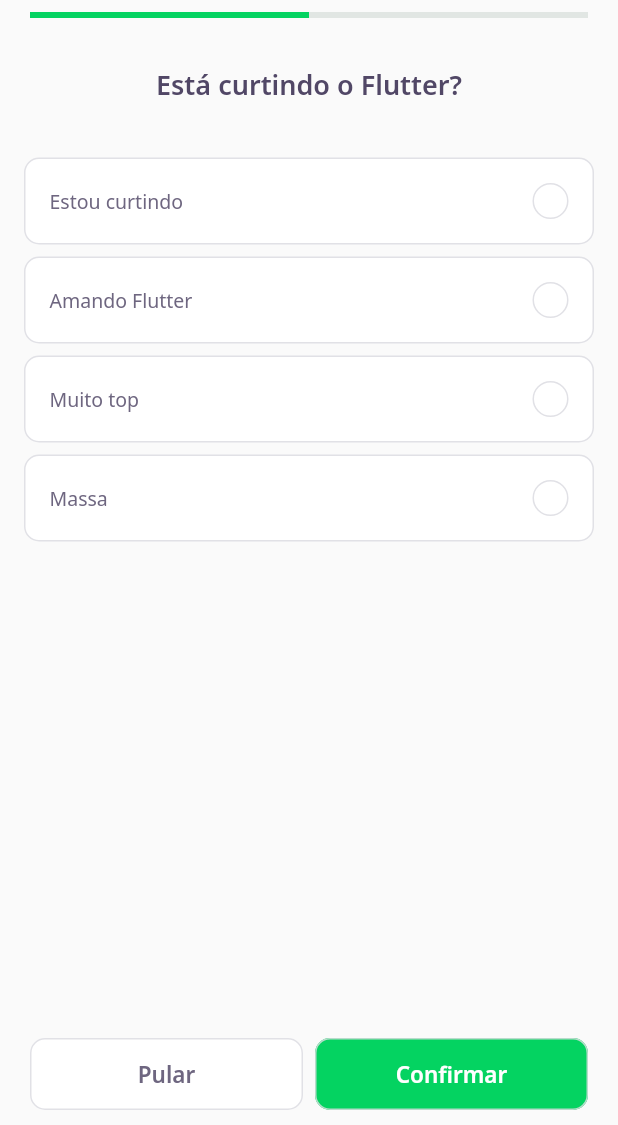
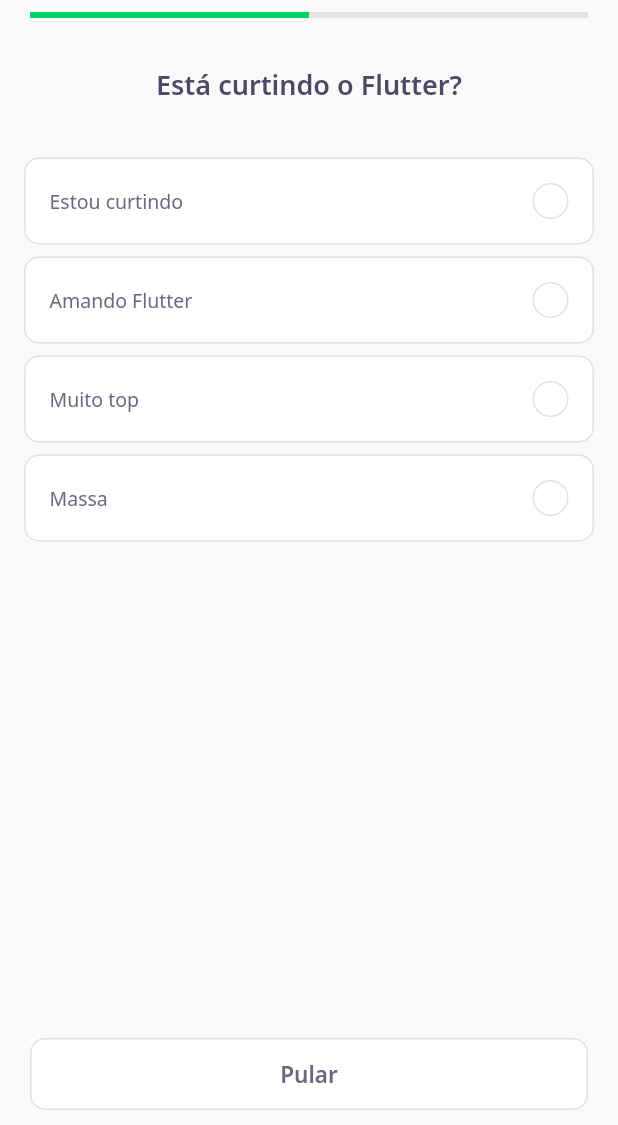
Before and after one commit to rafaalberto/devquiz-nlw, a Flutter app: the screen it shows after launch, after a tap on "NLW 5 - Flutter", on a phone screen of 412 x 824 dp, the part 111-1236 px from its top. Run offline on Flutter 3.47's test engine with Material 2 defaults, Android fonts, the phone set to English and light mode, and no system bars; our stand-ins replace google_fonts; accounts and stored records are empty; network calls fail.

```diff
--- a/lib/controllers/quiz_controller.dart
+++ /dev/null
@@ -1,3 +0,0 @@
-class QuizController {
-    var indexSelected = 0;
-}
--- a/lib/pages/challenge_page.dart
+++ b/lib/pages/challenge_page.dart
@@ -26,6 +26,13 @@ class _ChallengePageState extends State<ChallengePage> {
     super.initState();
   }
 
+  void nextPage() {
+    if (challengeController.currentPage < widget.questions.length) {
+      pageController.nextPage(
+          duration: Duration(milliseconds: 100), curve: Curves.linear);
+    }
+  }
+
   @override
   Widget build(BuildContext context) {
     return Scaffold(
@@ -52,29 +59,35 @@ class _ChallengePageState extends State<ChallengePage> {
       body: PageView(
         physics: NeverScrollableScrollPhysics(),
         controller: pageController,
-        children: widget.questions.map((e) => QuizWidget(question: e)).toList(),
+        children: widget.questions.map((e) {
+          return QuizWidget(
+            question: e,
+            onChange: nextPage,
+          );
+        }).toList(),
       ),
       bottomNavigationBar: SafeArea(
         bottom: true,
         child: Padding(
             padding: const EdgeInsets.symmetric(horizontal: 20, vertical: 10),
-          child: Row(
+            child: ValueListenableBuilder<int>(
+                valueListenable: challengeController.currentPageNotifier,
+                builder: (context, value, _) => Row(
                         mainAxisAlignment: MainAxisAlignment.spaceAround,
                         children: [
+                          if (value < widget.questions.length)
                             Expanded(
                                 child: NextButtonWidget.white(
                               label: "Pular",
-                onTap: () => pageController.nextPage(duration: Duration(milliseconds: 100), curve: Curves.linear),
+                              onTap: nextPage,
                             )),
-              SizedBox(width: 8),
+                          if (value == widget.questions.length)
                             Expanded(
                                 child: NextButtonWidget.green(
                               label: "Confirmar",
-                onTap: () {},
-              )),
-            ],
-          ),
-        ),
+                              onTap: () => Navigator.pop(context),
+                            ))
+                        ]))),
       ),
     );
   }
--- a/lib/widgets/answer_widget.dart
+++ b/lib/widgets/answer_widget.dart
@@ -6,9 +6,15 @@ import 'package:dev_quiz/core/app_colors.dart';
 class AnswerWidget extends StatelessWidget {
   final Answer answer;
   final bool isSelected;
+  final bool isDisabled;
   final VoidCallback onTap;
 
-  const AnswerWidget({required this.answer, this.isSelected = false, required this.onTap});
+  const AnswerWidget({
+    required this.answer,
+    this.isSelected = false,
+    required this.onTap,
+    this.isDisabled = false,
+  });
 
   Color get _selectedColorRight =>
       answer.isRight ? AppColors.darkGreen : AppColors.darkRed;
@@ -31,6 +37,8 @@ class AnswerWidget extends StatelessWidget {
   Widget build(BuildContext context) {
     return Padding(
       padding: const EdgeInsets.symmetric(horizontal: 16, vertical: 4),
+      child: IgnorePointer(
+        ignoring: isDisabled,
         child: GestureDetector(
           onTap: onTap,
           child: Container(
@@ -39,8 +47,9 @@ class AnswerWidget extends StatelessWidget {
               color: isSelected ? _selectedColorCardRight : AppColors.white,
               borderRadius: BorderRadius.circular(10),
               border: Border.fromBorderSide(BorderSide(
-                color:
-                    isSelected ? _selectedBorderCardRight : AppColors.border)),
+                  color: isSelected
+                      ? _selectedBorderCardRight
+                      : AppColors.border)),
             ),
             child: Row(
               mainAxisAlignment: MainAxisAlignment.spaceBetween,
@@ -48,8 +57,9 @@ class AnswerWidget extends StatelessWidget {
                 Expanded(
                   child: Text(
                     answer.title,
-                  style:
-                      isSelected ? _selectedTextStyleRight : AppTextStyles.body,
+                    style: isSelected
+                        ? _selectedTextStyleRight
+                        : AppTextStyles.body,
                   ),
                 ),
                 Container(
@@ -74,6 +84,7 @@ class AnswerWidget extends StatelessWidget {
             ),
           ),
         ),
+      ),
     );
   }
 }
--- a/lib/widgets/quiz_widget.dart
+++ b/lib/widgets/quiz_widget.dart
@@ -6,8 +6,12 @@ import 'package:flutter/material.dart';
 
 class QuizWidget extends StatefulWidget {
   final Question question;
+  final VoidCallback onChange;
 
-  const QuizWidget({required this.question});
+  const QuizWidget({
+    required this.question,
+    required this.onChange,
+  });
 
   @override
   _QuizWidgetState createState() => _QuizWidgetState();
@@ -30,9 +34,12 @@ class _QuizWidgetState extends State<QuizWidget> {
             AnswerWidget(
               answer: answer(index),
               isSelected: indexSelected == index,
+              isDisabled: indexSelected != -1,
               onTap: () {
                 indexSelected = index;
                 setState(() {});
+                Future.delayed(Duration(seconds: 1))
+                    .then((value) => widget.onChange());
               },
             )
         ],
```
Lines whose indentation alone changed are shown as unchanged.
